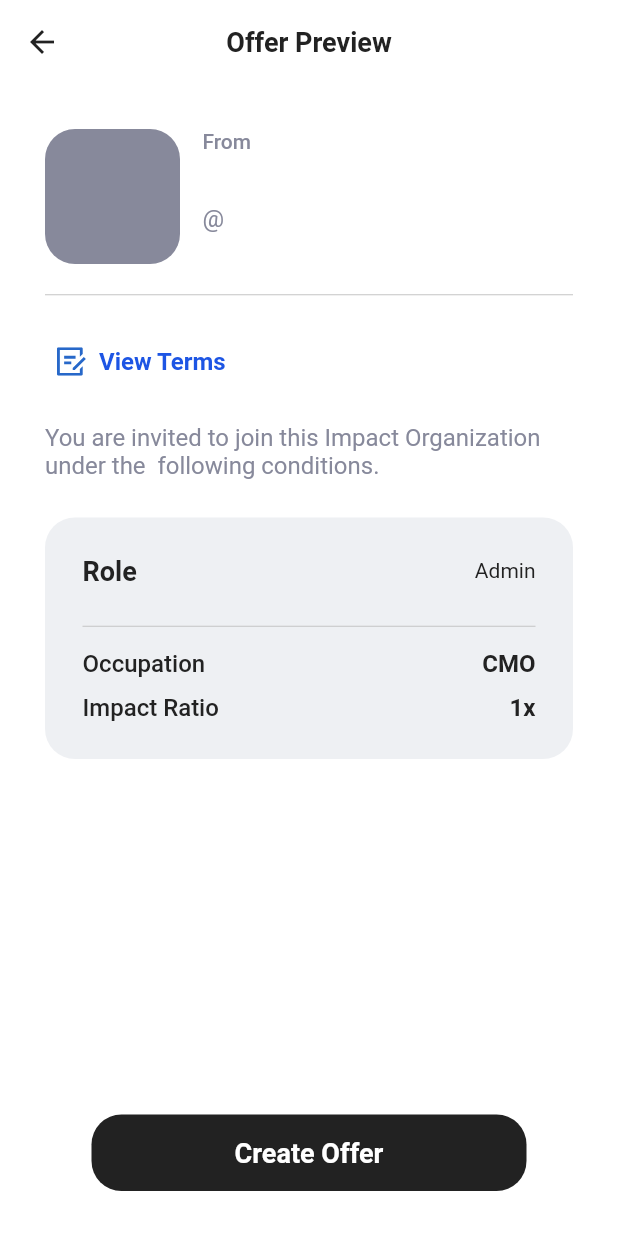
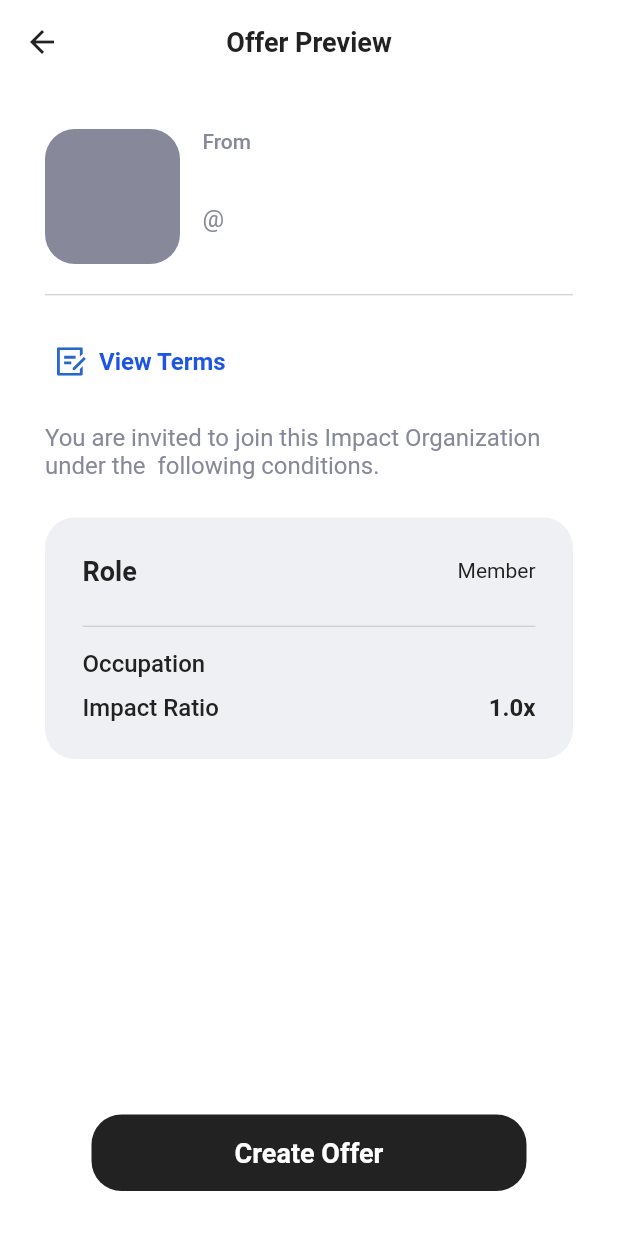
Before and after one commit to antonpashdev/iw_app, a Flutter app: the OfferPreviewScreen screen opened directly with empty values, on a phone screen of 412 x 824 dp. Run offline on Flutter 3.47's test engine with Material 2 defaults, Android fonts, the phone set to English and light mode, and no system bars; our stand-ins replace dio, file_picker, flutter_secure_storage, flutter_svg, jwt_decoder, rxdart; missing offline and left inert: storybook_flutter; accounts and stored records are empty; generated files the repository leaves out were written again; Roboto replaces fonts that are missing (SF Pro Display).

Commit message:
fix offer flow UI issues

```diff
--- a/lib/app_home.dart
+++ b/lib/app_home.dart
@@ -2,9 +2,12 @@ import 'package:dio/dio.dart';
 import 'package:flutter/material.dart';
 import 'package:iw_app/api/users_api.dart';
 import 'package:iw_app/models/contribution_model.dart';
+import 'package:iw_app/models/organization_member_model.dart';
+import 'package:iw_app/models/organization_model.dart';
 import 'package:iw_app/screens/contribution/contribution_screen.dart';
 import 'package:iw_app/screens/home_screen.dart';
 import 'package:iw_app/screens/login_screen.dart';
+import 'package:iw_app/screens/offer/offer_preview_screen.dart';
 
 import 'api/auth_api.dart';
 
--- a/lib/main.dart
+++ b/lib/main.dart
@@ -1,6 +1,8 @@
 import 'package:flutter/material.dart';
+import 'package:flutter_web_plugins/url_strategy.dart';
 import 'package:iw_app/app.dart';
 
 void main() {
+  usePathUrlStrategy();
   runApp(const App());
 }
--- a/lib/models/offer_model.dart
+++ b/lib/models/offer_model.dart
@@ -7,6 +7,13 @@ class Offer {
   OrganizationMember? memberProspect;
   dynamic org;
 
+  Offer({
+    this.id,
+    this.status,
+    this.memberProspect,
+    this.org,
+  });
+
   Offer.fromJson(Map<String, dynamic> json) {
     id = json['_id'];
     status = json['status'];
--- a/lib/screens/offer/offer_preview_screen.dart
+++ b/lib/screens/offer/offer_preview_screen.dart
@@ -40,10 +40,10 @@ class _OfferPreviewScreenState extends State<OfferPreviewScreen> {
             borderRadius: BorderRadius.circular(20),
           ),
           clipBehavior: Clip.antiAlias,
-          // child: FittedBox(
-          //   fit: BoxFit.cover,
-          //   child: Image.memory(organization.logo!),
-          // ),
+          child: FittedBox(
+            fit: BoxFit.cover,
+            child: Image.memory(widget.organization.logo!),
+          ),
         ),
         const SizedBox(width: 15),
         Column(
@@ -90,7 +90,7 @@ class _OfferPreviewScreenState extends State<OfferPreviewScreen> {
                     ),
               ),
               Text(
-                'Admin',
+                '${widget.member.role?.name}',
                 style: Theme.of(context).textTheme.bodySmall,
               ),
             ],
@@ -103,28 +103,47 @@ class _OfferPreviewScreenState extends State<OfferPreviewScreen> {
           const SizedBox(height: 15),
           Row(
             mainAxisAlignment: MainAxisAlignment.spaceBetween,
-            children: const [
-              Text(
+            children: [
+              const Text(
                 'Occupation',
                 style: TextStyle(fontWeight: FontWeight.w500),
               ),
               Text(
-                'CMO',
-                style: TextStyle(fontWeight: FontWeight.w700),
+                '${widget.member.occupation}',
+                style: const TextStyle(fontWeight: FontWeight.w700),
               ),
             ],
           ),
           const SizedBox(height: 10),
           Row(
             mainAxisAlignment: MainAxisAlignment.spaceBetween,
-            children: const [
-              Text(
+            children: [
+              const Text(
                 'Impact Ratio',
                 style: TextStyle(fontWeight: FontWeight.w500),
               ),
               Text(
-                '1x',
-                style: TextStyle(fontWeight: FontWeight.w700),
+                '${widget.member.impactRatio}x',
+                style: const TextStyle(fontWeight: FontWeight.w700),
+              ),
+            ],
+          ),
+          if (widget.member.isMonthlyCompensated!)
+            Column(
+              children: [
+                const SizedBox(height: 10),
+                Row(
+                  mainAxisAlignment: MainAxisAlignment.spaceBetween,
+                  children: [
+                    const Text(
+                      'Monthly Compensation',
+                      style: TextStyle(fontWeight: FontWeight.w500),
+                    ),
+                    Text(
+                      '\$${widget.member.monthlyCompensation}',
+                      style: const TextStyle(fontWeight: FontWeight.w700),
+                    ),
+                  ],
                 ),
               ],
             ),
@@ -179,7 +198,7 @@ class _OfferPreviewScreenState extends State<OfferPreviewScreen> {
   handleCopyPressed() async {
     Clipboard.setData(ClipboardData(
         text:
-            'app.impactwallet.xyz/#/offer?i=${offer!.id}&oi=${widget.organization.id}'));
+            'app.impactwallet.xyz/offer?i=${offer!.id}&oi=${widget.organization.id}'));
     callSnackBar(context);
 
     await Future.delayed(const Duration(seconds: 2));
@@ -197,7 +216,10 @@ class _OfferPreviewScreenState extends State<OfferPreviewScreen> {
     return ScreenScaffold(
       title: 'Offer Preview',
       child: Column(
-        crossAxisAlignment: CrossAxisAlignment.start,
+        mainAxisAlignment: MainAxisAlignment.spaceBetween,
+        children: [
+          Expanded(
+            child: ListView(
               children: [
                 buildOrganizationSection(context),
                 const SizedBox(height: 20),
@@ -206,17 +228,21 @@ class _OfferPreviewScreenState extends State<OfferPreviewScreen> {
                   height: 1,
                 ),
                 const SizedBox(height: 20),
-          TextButton.icon(
+                Align(
+                  alignment: Alignment.centerLeft,
+                  child: TextButton.icon(
                     onPressed: () {},
                     icon: SvgPicture.asset(
                       'assets/icons/terms_icon.svg',
                       width: 20,
                       height: 20,
                     ),
-            label: const Text('View Terms', style: TextStyle(fontSize: 16)),
+                    label: const Text('View Terms',
+                        style: TextStyle(fontSize: 16)),
                     style: TextButton.styleFrom(
                       iconColor: COLOR_BLUE,
                       foregroundColor: COLOR_BLUE,
+                    ),
                   ),
                 ),
                 const SizedBox(height: 17),
@@ -226,12 +252,10 @@ class _OfferPreviewScreenState extends State<OfferPreviewScreen> {
                 ),
                 const SizedBox(height: 25),
                 buildMemberDetails(context),
-          const Spacer(),
                 if (offer != null)
-            Expanded(
-              child: Column(
-                mainAxisAlignment: MainAxisAlignment.center,
+                  Column(
                     children: [
+                      const SizedBox(height: 30),
                       const Text(
                         'This Offer is available by the link below. Send it to the person you want to invite to the organization.',
                         style: TextStyle(
@@ -241,25 +265,34 @@ class _OfferPreviewScreenState extends State<OfferPreviewScreen> {
                       ),
                       const SizedBox(height: 20),
                       Text(
-                    'app.impactwallet.xyz/#/offer?i=${offer!.id}&oi=${widget.organization.id}',
+                        'app.impactwallet.xyz/offer?i=${offer!.id}&oi=${widget.organization.id}',
                         style: const TextStyle(color: COLOR_GRAY),
+                      ),
+                      const SizedBox(height: 25),
+                      SizedBox(
+                        width: 290,
+                        child: ElevatedButton(
+                          onPressed: handleCopyPressed,
+                          child: const Text('Copy Link to this Offer'),
+                        ),
+                      ),
+                    ],
                   ),
               ],
             ),
           ),
+          if (offer == null)
             Align(
+              child: Padding(
+                padding: const EdgeInsets.only(top: 10),
                 child: SizedBox(
                   width: 290,
-              child: offer == null
-                  ? ElevatedButton(
+                  child: ElevatedButton(
                     onPressed: isLoading ? null : handleCreatePressed,
                     child: isLoading
                         ? const CircularProgressIndicator.adaptive()
                         : const Text('Create Offer'),
-                    )
-                  : ElevatedButton(
-                      onPressed: handleCopyPressed,
-                      child: const Text('Copy Link to this Offer'),
+                  ),
                 ),
               ),
             ),
--- a/pubspec.yaml
+++ b/pubspec.yaml
@@ -31,6 +31,8 @@ dependencies:
   flutter:
     sdk: flutter
   flutter_localizations:
+    sdk: flutter
+  flutter_web_plugins:
     sdk: flutter
   intl: any
   flutter_svg: 2.0.1
```
Also changed, not shown: lib/screens/offer/offer_screen.dart (+37 -15 lines), pubspec.lock, 1 other file. Lines whose indentation alone changed are shown as unchanged.
